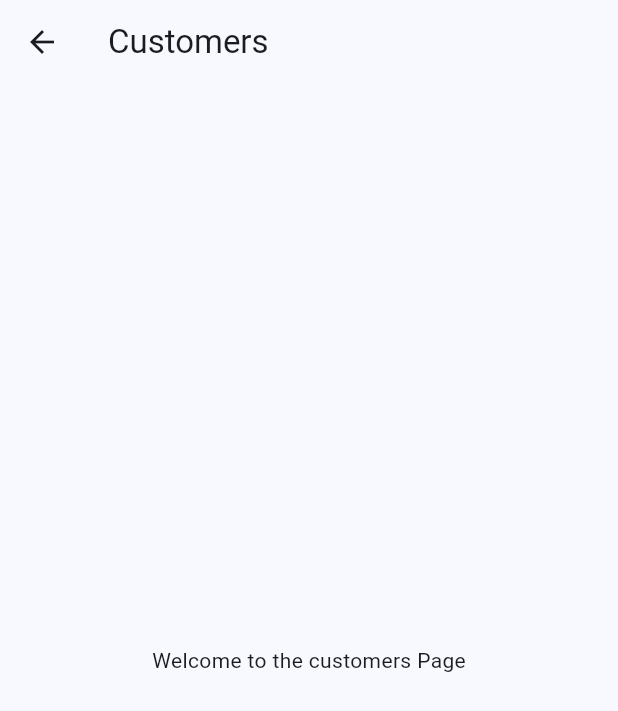
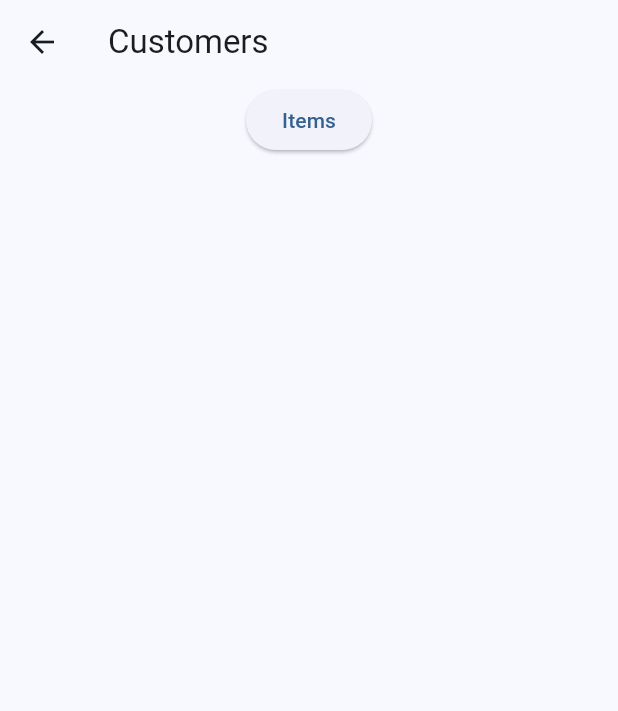
Before and after one commit to ahmadrestom/Supermarket-Frontend, a Flutter app: the CustomerPage screen opened by its route, on a phone screen of 412 x 824 dp. Shown: the top 711 px of the screen. Run offline on Flutter 3.47's test engine with Material 3 defaults, Android fonts, the phone set to English and light mode, and no system bars.

Commit message:
Adding customer Service

```diff
--- a/lib/CustomerPage.dart
+++ b/lib/CustomerPage.dart
@@ -9,9 +9,16 @@ class CustomerPage extends StatelessWidget{
       appBar: AppBar(
         title: const Text('Customers'),
       ),
-      body: const Center(
-        child: Text(
-          'Welcome to the customers Page',
+      body:Center(
+        child: Column(
+          children:[
+            ElevatedButton(
+            onPressed: (){
+              Navigator.pushNamed(context, '/getAllCustomers');
+              },
+            child: const Text('Items'),
+      )
+          ],
         ),
       ),
     );
--- a/lib/main.dart
+++ b/lib/main.dart
@@ -1,4 +1,5 @@
 import 'package:flutter/material.dart';
+import 'package:frontend/Customer/getAllCustomers.dart';
 import 'package:frontend/CustomerPage.dart';
 import 'package:frontend/InvoicePage.dart';
 import 'package:frontend/ItemPage.dart';
@@ -25,6 +26,7 @@ class MyApp extends StatelessWidget {
         '/customer':(context) => const CustomerPage(),
         '/item': (context)=> const ItemPage(),
         '/invoice':(context)=>const InvoicePage(),
+        '/getAllCustomers': (context)=>const GetAllCustomers()
       },
     );
   }
--- a/pubspec.yaml
+++ b/pubspec.yaml
@@ -28,8 +28,10 @@ environment:
 # the latest version available on pub.dev. To see which dependencies have newer
 # versions available, run `flutter pub outdated`.
 dependencies:
+  http: ^1.1.2
   flutter:
     sdk: flutter
+
 
 
   # The following adds the Cupertino Icons font to your application.
```
Also changed, not shown: lib/Customer/getAllCustomers.dart (added, +14 -0 lines), lib/Services/customer_service.dart (added, +68 -0 lines), pubspec.lock.
